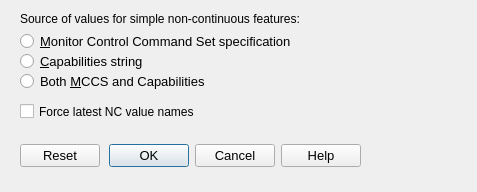
Qt form src/option_dialogs/other_options_dialog.ui (rockowitz/ddcui) before a commit.
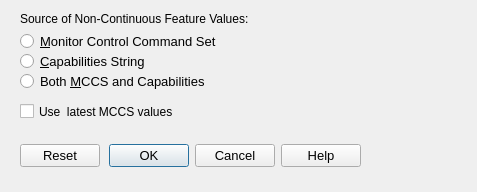
The same form after that commit.

Commit message: regularize wording and capitalization

Patch:
```diff
--- a/src/option_dialogs/other_options_dialog.ui
+++ b/src/option_dialogs/other_options_dialog.ui
@@ -61,7 +61,7 @@
     <string>List of valid values are taken from the MCCS specification</string>
    </property>
    <property name="text">
-    <string>&amp;Monitor Control Command Set specification</string>
+    <string>&amp;Monitor Control Command Set</string>
    </property>
    <attribute name="buttonGroup">
     <string notr="true">ncValueSourceButtonGroup</string>
@@ -85,7 +85,7 @@
     <string>List of valid values taken from the capabilities string, names of valid values taken from MCCS spec</string>
    </property>
    <property name="text">
-    <string>&amp;Capabilities string</string>
+    <string>&amp;Capabilities String</string>
    </property>
    <attribute name="buttonGroup">
     <string notr="true">ncValueSourceButtonGroup</string>
@@ -101,7 +101,7 @@
     </rect>
    </property>
    <property name="text">
-    <string>Source of values for simple non-continuous features:</string>
+    <string>Source of Non-Continuous Feature Values:</string>
    </property>
   </widget>
   <widget class="QRadioButton" name="bothNcValuesButton">
@@ -138,7 +138,7 @@
     </rect>
    </property>
    <property name="text">
-    <string>Force latest NC value names</string>
+    <string>Use  latest MCCS values</string>
    </property>
   </widget>
  </widget>
```
